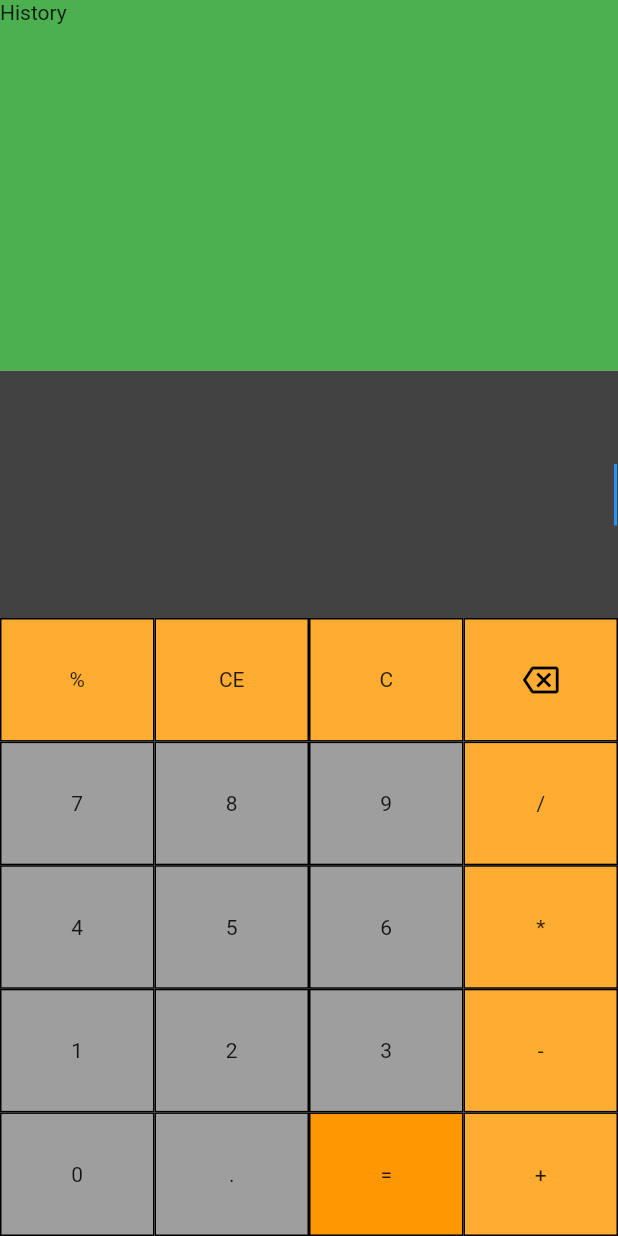
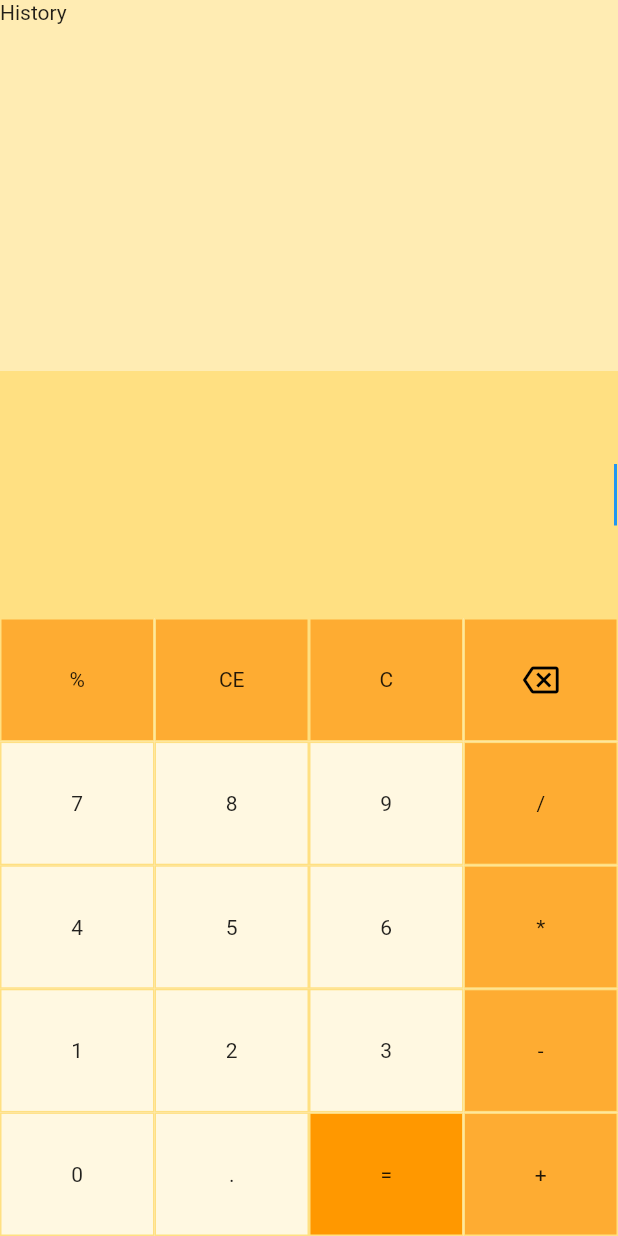
Before and after one commit to Le127/calculator_app, a Flutter app: the screen it shows after launch, on a phone screen of 412 x 824 dp. Run offline on Flutter 3.47's test engine with Material 2 defaults, Android fonts, the phone set to English and light mode, and no system bars; our stand-ins replace math_expressions.

Commit message:
theme model

```diff
--- a/lib/main.dart
+++ b/lib/main.dart
@@ -1,13 +1,15 @@
-import 'package:calculator_app/src/model/expressionModel.dart';
 import 'package:flutter/material.dart';
+import 'package:provider/provider.dart';
 
 import 'package:calculator_app/src/pages/calculator_page.dart';
-import 'package:provider/provider.dart';
+import 'package:calculator_app/src/models/expressionModel.dart';
+import 'package:calculator_app/src/models/theme_changer_model.dart';
 
 void main() => runApp(
       MultiProvider(
         providers: [
           ChangeNotifierProvider(create: (_) => ExpressionModel()),
+          ChangeNotifierProvider(create: (_) => ThemeChangerModel()),
         ],
         child: MyApp(),
       ),
--- /dev/null
+++ b/lib/src/models/theme_changer_model.dart
@@ -0,0 +1,22 @@
+import 'package:flutter/material.dart';
+
+class ThemeChangerModel with ChangeNotifier {
+  bool _isDark = false;
+  Color _backgroundColor = Colors.amber.shade200;
+  Color _historyBackgroundColor = Colors.amber.shade100;
+  Color _buttonDefaultColor = Colors.amber.shade50;
+  Color _specialButtonsColor = Colors.orange.withOpacity(0.8);
+  Color _buttonEvaluateColor = Colors.orange;
+
+  bool get isDark => this._isDark;
+  Color get backgroundColor => this._backgroundColor;
+  Color get historyBackgroundColor => this._historyBackgroundColor;
+  Color get buttonDefaultColor => this._buttonDefaultColor;
+  Color get specialButtonsColor => this._specialButtonsColor;
+  Color get buttonEvaluateColor => this._buttonEvaluateColor;
+
+  set isDark(bool value) {
+    this._isDark = value;
+    notifyListeners();
+  }
+}
--- a/lib/src/widgets/buttons_pad.dart
+++ b/lib/src/widgets/buttons_pad.dart
@@ -1,11 +1,13 @@
 import 'package:flutter/material.dart';
-import 'package:calculator_app/src/model/expressionModel.dart';
 import 'package:provider/provider.dart';
+
+import 'package:calculator_app/src/models/expressionModel.dart';
+import 'package:calculator_app/src/models/theme_changer_model.dart';
 
 class ButtonDefault extends StatefulWidget {
   final String keyPad;
   final Color color;
-  ButtonDefault(this.keyPad, {this.color = Colors.grey});
+  ButtonDefault(this.keyPad, {required this.color });
 
   @override
   _ButtonDefaultState createState() => _ButtonDefaultState();
@@ -16,6 +18,7 @@ class _ButtonDefaultState extends State<ButtonDefault> {
   Widget build(BuildContext context) {
     final sizeButton = MediaQuery.of(context).size;
     final expressionModel = Provider.of<ExpressionModel>(context);
+    final color = Provider.of<ThemeChangerModel>(context);
 
     return GestureDetector(
       onTap: () {
@@ -27,7 +30,7 @@ class _ButtonDefaultState extends State<ButtonDefault> {
         width: sizeButton.width * 0.25,
         decoration: BoxDecoration(
           color: widget.color,
-          border: Border.all(),
+          border: Border.all(color: color.backgroundColor, width: 1.0),
         ),
         child: Text(this.widget.keyPad),
       ),
@@ -49,6 +52,7 @@ class _ButtonEvaluateState extends State<ButtonEvaluate> {
   Widget build(BuildContext context) {
     final sizeButton = MediaQuery.of(context).size;
     final expressionModel = Provider.of<ExpressionModel>(context);
+    final color = Provider.of<ThemeChangerModel>(context);
 
     return GestureDetector(
       onTap: expressionModel.evaluate,
@@ -58,7 +62,7 @@ class _ButtonEvaluateState extends State<ButtonEvaluate> {
         width: sizeButton.width * 0.25,
         decoration: BoxDecoration(
           color: widget.color,
-          border: Border.all(),
+          border: Border.all(color: color.backgroundColor, width: 1.0),
         ),
         child: Text("="),
       ),
@@ -80,6 +84,7 @@ class _ButtonCState extends State<ButtonC> {
   Widget build(BuildContext context) {
     final sizeButton = MediaQuery.of(context).size;
     final expressionModel = Provider.of<ExpressionModel>(context);
+    final color = Provider.of<ThemeChangerModel>(context);
 
     return GestureDetector(
       onTap: () {
@@ -91,7 +96,7 @@ class _ButtonCState extends State<ButtonC> {
         width: sizeButton.width * 0.25,
         decoration: BoxDecoration(
           color: widget.color,
-          border: Border.all(),
+          border: Border.all(color: color.backgroundColor, width: 1.0),
         ),
         child: Text("C"),
       ),
@@ -115,6 +120,7 @@ class _ButtonBackspaceState extends State<ButtonBackspace> {
   Widget build(BuildContext context) {
     final sizeButton = MediaQuery.of(context).size;
     final expressionModel = Provider.of<ExpressionModel>(context);
+    final color = Provider.of<ThemeChangerModel>(context);
 
     return GestureDetector(
       onTap: () {
@@ -129,7 +135,7 @@ class _ButtonBackspaceState extends State<ButtonBackspace> {
         width: sizeButton.width * 0.25,
         decoration: BoxDecoration(
           color: widget.color,
-          border: Border.all(),
+          border: Border.all(color: color.backgroundColor, width: 1.0),
         ),
         child: Icon(
           Icons.backspace_outlined,
--- a/lib/src/widgets/display.dart
+++ b/lib/src/widgets/display.dart
@@ -1,6 +1,8 @@
 import 'package:flutter/material.dart';
-import 'package:calculator_app/src/model/expressionModel.dart';
 import 'package:provider/provider.dart';
+
+import 'package:calculator_app/src/models/expressionModel.dart';
+import 'package:calculator_app/src/models/theme_changer_model.dart';
 
 class Display extends StatelessWidget {
   @override
@@ -8,11 +10,12 @@ class Display extends StatelessWidget {
     final size = MediaQuery.of(context).size;
     final expressionModel = Provider.of<ExpressionModel>(context);
     final _controller = Provider.of<ExpressionModel>(context).controller;
+    final color = Provider.of<ThemeChangerModel>(context);
 
     return Container(
       height: size.height * 0.2,
       width: size.width,
-      color: Colors.grey.shade800,
+      color: color.backgroundColor,
       child: Center(
         child: TextField(
           autofocus: true,
--- a/lib/src/widgets/history.dart
+++ b/lib/src/widgets/history.dart
@@ -1,4 +1,7 @@
 import 'package:flutter/material.dart';
+import 'package:provider/provider.dart';
+
+import 'package:calculator_app/src/models/theme_changer_model.dart';
 
 class History extends StatelessWidget {
   const History({Key? key}) : super(key: key);
@@ -6,11 +9,12 @@ class History extends StatelessWidget {
   @override
   Widget build(BuildContext context) {
     final size = MediaQuery.of(context).size;
+    final color = Provider.of<ThemeChangerModel>(context);
 
     return Container(
       height: size.height * 0.3,
       width: size.width,
-      color: Colors.green,
+      color: color.historyBackgroundColor,
       child: Text("History"),
     );
   }
--- a/lib/src/widgets/pad.dart
+++ b/lib/src/widgets/pad.dart
@@ -1,10 +1,14 @@
 import 'package:flutter/material.dart';
+import 'package:provider/provider.dart';
+
+import 'package:calculator_app/src/models/theme_changer_model.dart';
 import 'package:calculator_app/src/widgets/buttons_pad.dart';
 
 class Pad extends StatelessWidget {
   @override
   Widget build(BuildContext context) {
     final size = MediaQuery.of(context).size;
+    final color = Provider.of<ThemeChangerModel>(context);
 
     return Container(
       height: size.height * 0.5,
@@ -13,41 +17,41 @@ class Pad extends StatelessWidget {
         children: [
           Row(
             children: [
-              ButtonDefault("%", color: Colors.orange.withOpacity(0.8)),
-              ButtonDefault("CE", color: Colors.orange.withOpacity(0.8)),
-              ButtonC(color: Colors.orange.withOpacity(0.8)),
-              ButtonBackspace(color: Colors.orange.withOpacity(0.8))
+              ButtonDefault("%", color: color.specialButtonsColor),
+              ButtonDefault("CE", color: color.specialButtonsColor),
+              ButtonC(color: color.specialButtonsColor),
+              ButtonBackspace(color: color.specialButtonsColor)
             ],
           ),
           Row(
             children: [
-              ButtonDefault("7"),
-              ButtonDefault("8"),
-              ButtonDefault("9"),
-              ButtonDefault("/", color: Colors.orange.withOpacity(0.8))
+              ButtonDefault("7", color: color.buttonDefaultColor),
+              ButtonDefault("8", color: color.buttonDefaultColor),
+              ButtonDefault("9", color: color.buttonDefaultColor),
+              ButtonDefault("/", color: color.specialButtonsColor)
             ],
           ),
           Row(
             children: [
-              ButtonDefault("4"),
-              ButtonDefault("5"),
-              ButtonDefault("6"),
-              ButtonDefault("*", color: Colors.orange.withOpacity(0.8))
+              ButtonDefault("4", color: color.buttonDefaultColor),
+              ButtonDefault("5", color: color.buttonDefaultColor),
+              ButtonDefault("6", color: color.buttonDefaultColor),
+              ButtonDefault("*", color: color.specialButtonsColor)
             ],
           ),
           Row(
             children: [
-              ButtonDefault("1"),
-              ButtonDefault("2"),
-              ButtonDefault("3"),
-              ButtonDefault("-", color: Colors.orange.withOpacity(0.8))
+              ButtonDefault("1", color: color.buttonDefaultColor),
+              ButtonDefault("2", color: color.buttonDefaultColor),
+              ButtonDefault("3", color: color.buttonDefaultColor),
+              ButtonDefault("-", color: color.specialButtonsColor)
             ],
           ),
           Row(
             children: [
-              ButtonDefault("0"),
-              ButtonDefault("."),
-              ButtonEvaluate(color: Colors.orange),
+              ButtonDefault("0", color: color.buttonDefaultColor),
+              ButtonDefault(".", color: color.buttonDefaultColor),
+              ButtonEvaluate(color: color.buttonEvaluateColor),
               ButtonDefault("+", color: Colors.orange.withOpacity(0.8))
             ],
           ),
```
Also changed, not shown: lib/src/models/expressionModel.dart (renamed from lib/src/model/expressionModel.dart).
